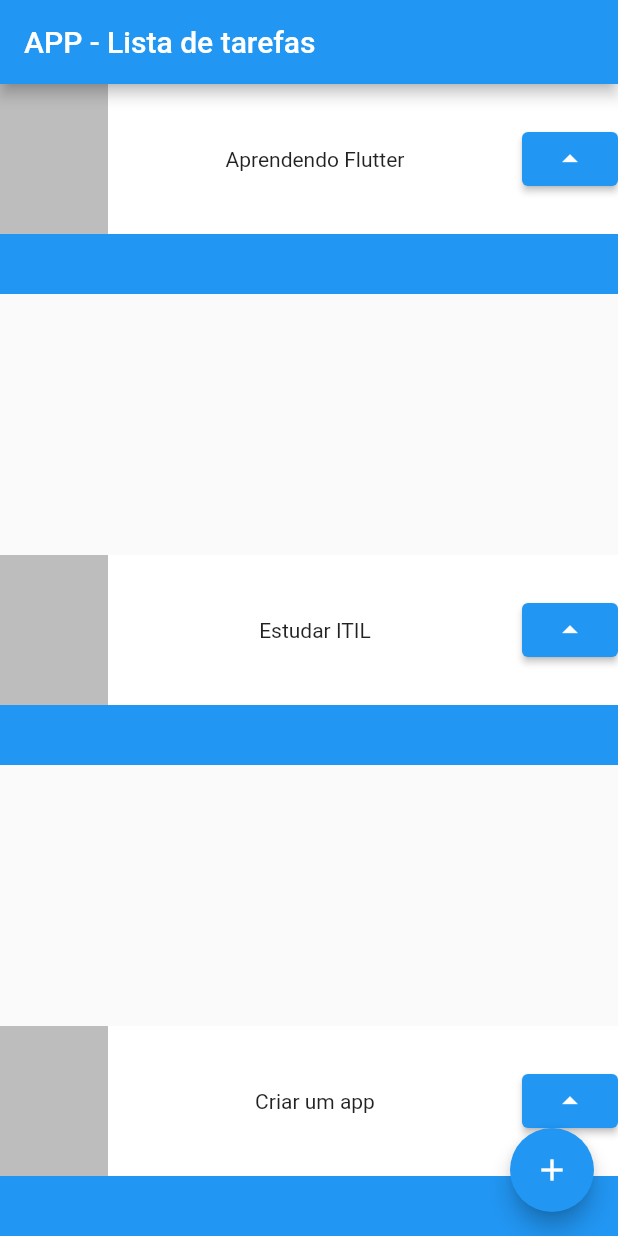
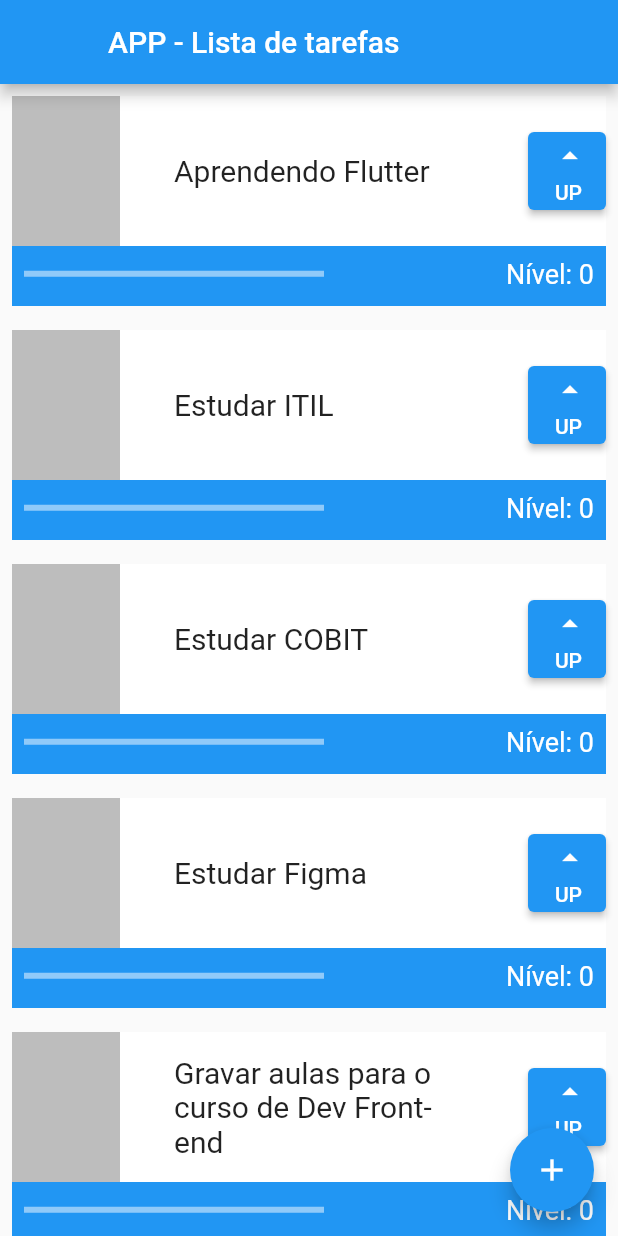
Before and after one commit to gui-alonso/app_lista_tarefas, a Flutter app: the screen it shows after launch, on a phone screen of 412 x 824 dp. Run offline on Flutter 3.47's test engine with Material 2 defaults, Android fonts, the phone set to English and light mode, and no system bars.

Commit message:
projeto em andamento

```diff
--- a/lib/main.dart
+++ b/lib/main.dart
@@ -21,13 +21,17 @@ class MyApp extends StatelessWidget {
       ),
       home: Scaffold(
         appBar: AppBar(
+          leading: Container(),
           title: const Text('APP - Lista de tarefas'),
         ),
-        body: Column(
-          mainAxisAlignment: MainAxisAlignment.spaceBetween,
+        body: ListView(
           children: [
             Tasks("Aprendendo Flutter"),
             Tasks("Estudar ITIL"),
+            Tasks("Estudar COBIT"),
+            Tasks("Estudar Figma"),
+            Tasks("Gravar aulas para o curso de Dev Front-end"),
+            Tasks("Criar um app"),
             Tasks("Criar um app"),
           ],
         ),
@@ -40,19 +44,30 @@ class MyApp extends StatelessWidget {
   }
 }
 
-class Tasks extends StatelessWidget {
+class Tasks extends StatefulWidget {
   final String nome;
   const Tasks(this.nome, {super.key});
 
   @override
+  State<Tasks> createState() => _TasksState();
+}
+
+class _TasksState extends State<Tasks> {
+  int nivel = 0;
+
+  @override
   Widget build(BuildContext context) {
-    return Container(
+    return Padding(
+      padding: const EdgeInsets.all(8.0),
+      child: Container(
         child: Stack(
           children: [
             Container(
               color: Colors.blue,
               height: 140,
             ),
+            Column(
+              children: [
                 Container(
                   color: Colors.white,
                   height: 100,
@@ -64,14 +79,61 @@ class Tasks extends StatelessWidget {
                         width: 72,
                         height: 140,
                       ),
-                Text(nome),
-                ElevatedButton(
-                    onPressed: () {}, child: Icon(Icons.arrow_drop_up))
+                      Container(
+                          width: 200,
+                          child: Text(
+                            widget.nome,
+                            style: TextStyle(
+                                fontSize: 20, overflow: TextOverflow.clip),
+                          )),
+                      Container(
+                        width: 52,
+                        height: 52,
+                        child: ElevatedButton(
+                            onPressed: () {
+                              setState(() {
+                                nivel++;
+                              });
+                            },
+                            child: Column(
+                              mainAxisAlignment: MainAxisAlignment.spaceEvenly,
+                              crossAxisAlignment: CrossAxisAlignment.end,
+                              children: [
+                                Icon(Icons.arrow_drop_up),
+                                Text('UP', style: TextStyle(fontSize: 14),)
                               ],
+                            )),
+                      )
+                    ],
+                  ),
+                ),
+                Row(
+                  mainAxisAlignment: MainAxisAlignment.spaceBetween,
+                  children: [
+                    Padding(
+                      padding: const EdgeInsets.all(8.0),
+                      child: Container(
+                        child: LinearProgressIndicator(
+                          color: Colors.white,
+                          value: nivel/10,
+                        ),
+                        width: 200,
+                      ),
+                    ),
+                    Padding(
+                      padding: const EdgeInsets.all(8.0),
+                      child: Text(
+                        "Nível: $nivel",
+                        style: TextStyle(color: Colors.white, fontSize: 18),
                       ),
                     ),
                   ],
                 ),
+              ],
+            ),
+          ],
+        ),
+      ),
     );
   }
 }
```
Lines whose indentation alone changed are shown as unchanged.
